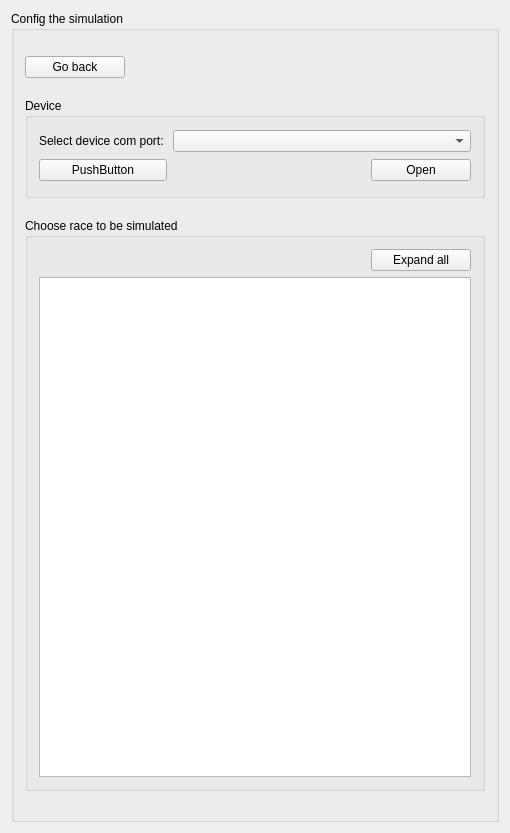
Above: discharger/discharger/discharger/WgtSimConfig.ui from AdamStalica/discharger before the change. Below: the same form after it.
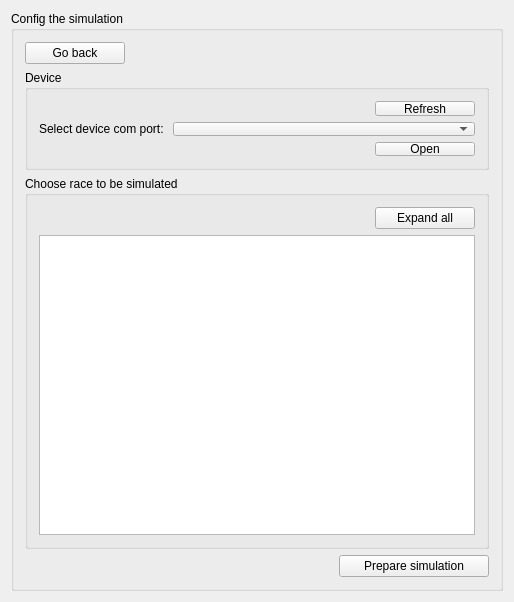
That is the form after the change.

Patch:
```diff
--- a/discharger/discharger/discharger/WgtSimConfig.ui
+++ b/discharger/discharger/discharger/WgtSimConfig.ui
@@ -7,7 +7,7 @@
     <x>0</x>
     <y>0</y>
     <width>510</width>
-    <height>833</height>
+    <height>577</height>
    </rect>
   </property>
   <property name="sizePolicy">
@@ -23,11 +23,17 @@
    <item>
     <widget class="QGroupBox" name="groupBox_3">
      <property name="sizePolicy">
-      <sizepolicy hsizetype="Preferred" vsizetype="Minimum">
+      <sizepolicy hsizetype="Maximum" vsizetype="Maximum">
        <horstretch>0</horstretch>
        <verstretch>0</verstretch>
       </sizepolicy>
      </property>
+     <property name="minimumSize">
+      <size>
+       <width>492</width>
+       <height>0</height>
+      </size>
+     </property>
      <property name="title">
       <string>Config the simulation</string>
      </property>
@@ -54,7 +60,7 @@
       <item>
        <widget class="QGroupBox" name="dev_box">
         <property name="sizePolicy">
-         <sizepolicy hsizetype="Preferred" vsizetype="MinimumExpanding">
+         <sizepolicy hsizetype="Preferred" vsizetype="Expanding">
           <horstretch>0</horstretch>
           <verstretch>0</verstretch>
          </sizepolicy>
@@ -69,7 +75,7 @@
          <string>Device</string>
         </property>
         <layout class="QGridLayout" name="gridLayout">
-         <item row="0" column="0">
+         <item row="1" column="0">
           <widget class="QLabel" name="label">
            <property name="sizePolicy">
             <sizepolicy hsizetype="Maximum" vsizetype="Preferred">
@@ -82,17 +88,7 @@
            </property>
           </widget>
          </item>
-         <item row="0" column="1">
-          <widget class="QComboBox" name="ports_list">
-           <property name="sizePolicy">
-            <sizepolicy hsizetype="Expanding" vsizetype="Fixed">
-             <horstretch>0</horstretch>
-             <verstretch>0</verstretch>
-            </sizepolicy>
-           </property>
-          </widget>
-         </item>
-         <item row="1" column="1" alignment="Qt::AlignRight">
+         <item row="2" column="1" alignment="Qt::AlignRight">
           <widget class="QPushButton" name="open_com_btn">
            <property name="sizePolicy">
             <sizepolicy hsizetype="Maximum" vsizetype="Fixed">
@@ -111,10 +107,32 @@
            </property>
           </widget>
          </item>
-         <item row="1" column="0">
-          <widget class="QPushButton" name="pushButton">
+         <item row="1" column="1">
+          <widget class="QComboBox" name="ports_list">
+           <property name="sizePolicy">
+            <sizepolicy hsizetype="Expanding" vsizetype="Fixed">
+             <horstretch>0</horstretch>
+             <verstretch>0</verstretch>
+            </sizepolicy>
+           </property>
+          </widget>
+         </item>
+         <item row="0" column="1" alignment="Qt::AlignRight">
+          <widget class="QPushButton" name="refresh_btn">
+           <property name="sizePolicy">
+            <sizepolicy hsizetype="Maximum" vsizetype="Fixed">
+             <horstretch>0</horstretch>
+             <verstretch>0</verstretch>
+            </sizepolicy>
+           </property>
+           <property name="minimumSize">
+            <size>
+             <width>100</width>
+             <height>0</height>
+            </size>
+           </property>
            <property name="text">
-            <string>PushButton</string>
+            <string>Refresh</string>
            </property>
           </widget>
          </item>
@@ -163,7 +181,7 @@
            <property name="minimumSize">
             <size>
              <width>0</width>
-             <height>500</height>
+             <height>300</height>
             </size>
            </property>
           </widget>
@@ -171,6 +189,25 @@
         </layout>
        </widget>
       </item>
+      <item alignment="Qt::AlignRight">
+       <widget class="QPushButton" name="prep_sim_btn">
+        <property name="sizePolicy">
+         <sizepolicy hsizetype="Maximum" vsizetype="Fixed">
+          <horstretch>0</horstretch>
+          <verstretch>0</verstretch>
+         </sizepolicy>
+        </property>
+        <property name="minimumSize">
+         <size>
+          <width>150</width>
+          <height>0</height>
+         </size>
+        </property>
+        <property name="text">
+         <string>Prepare simulation</string>
+        </property>
+       </widget>
+      </item>
      </layout>
     </widget>
    </item>
```
